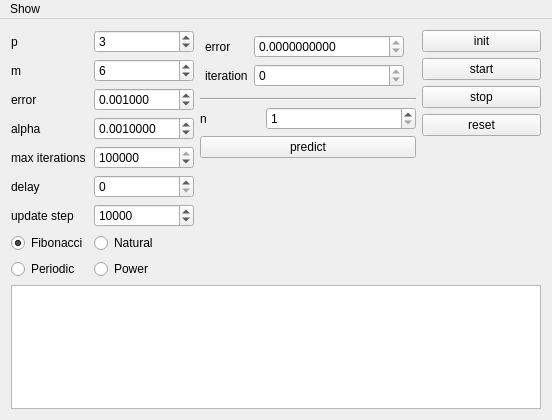
Above: lab2/lab2/mainwindow.ui from asvitenkov/MRZ-Part-2 before the change. Below: the same form after it.
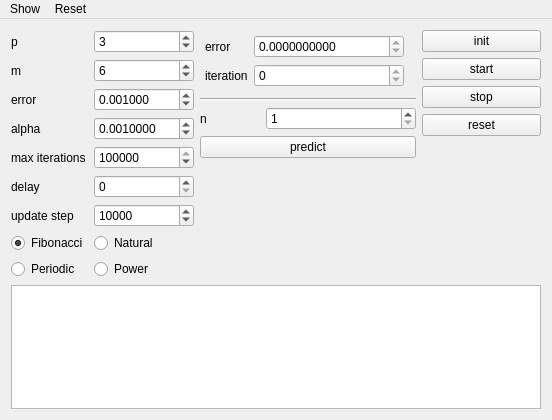
That is the form after the change.

Commit message: reset context neurons

Patch:
```diff
--- a/lab2/lab2/mainwindow.ui
+++ b/lab2/lab2/mainwindow.ui
@@ -435,7 +435,7 @@
      <x>0</x>
      <y>0</y>
      <width>552</width>
-     <height>25</height>
+     <height>21</height>
     </rect>
    </property>
    <widget class="QMenu" name="menuShow">
@@ -446,7 +446,14 @@
     <addaction name="actionSecondLayerMatrix"/>
     <addaction name="actionContextMatrix"/>
    </widget>
+   <widget class="QMenu" name="menuReset">
+    <property name="title">
+     <string>Reset</string>
+    </property>
+    <addaction name="actionResetContextMatrix"/>
+   </widget>
    <addaction name="menuShow"/>
+   <addaction name="menuReset"/>
   </widget>
   <action name="actionFirstLayerMatrix">
    <property name="text">
```
Left out of the diff: 8 changed lines with no effect on the pictures. The commit also changes 5 other files.
